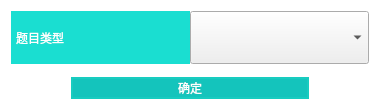
The window that SubWidget/addquesdialog.ui (jkjkil4/ExamSysTeacher) describes before a commit, drawn with Qt 5.
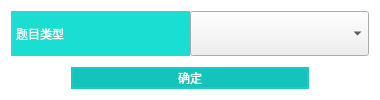
The same window after the commit.

What changed in the file:
```diff
--- a/SubWidget/addquesdialog.ui
+++ b/SubWidget/addquesdialog.ui
@@ -7,19 +7,19 @@
     <x>0</x>
     <y>0</y>
     <width>380</width>
-    <height>110</height>
+    <height>100</height>
    </rect>
   </property>
   <property name="minimumSize">
    <size>
     <width>380</width>
-    <height>110</height>
+    <height>100</height>
    </size>
   </property>
   <property name="maximumSize">
    <size>
     <width>380</width>
-    <height>110</height>
+    <height>100</height>
    </size>
   </property>
   <property name="windowTitle">
```
Left out of the diff: 1 changed line with no effect on the pictures.
